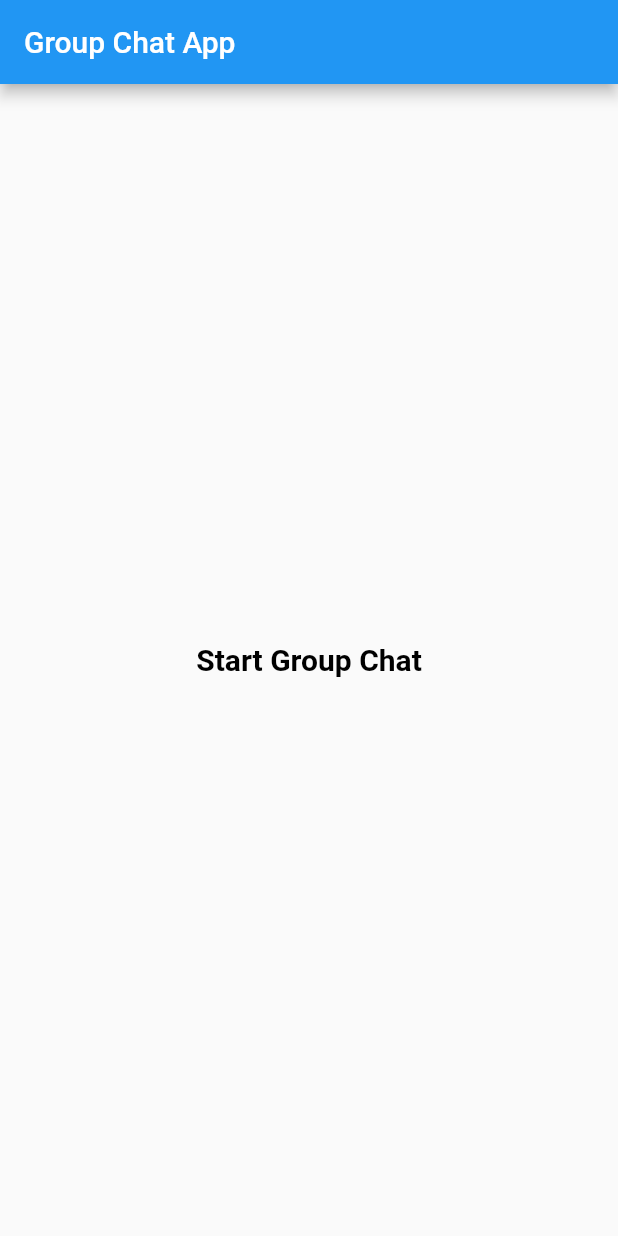
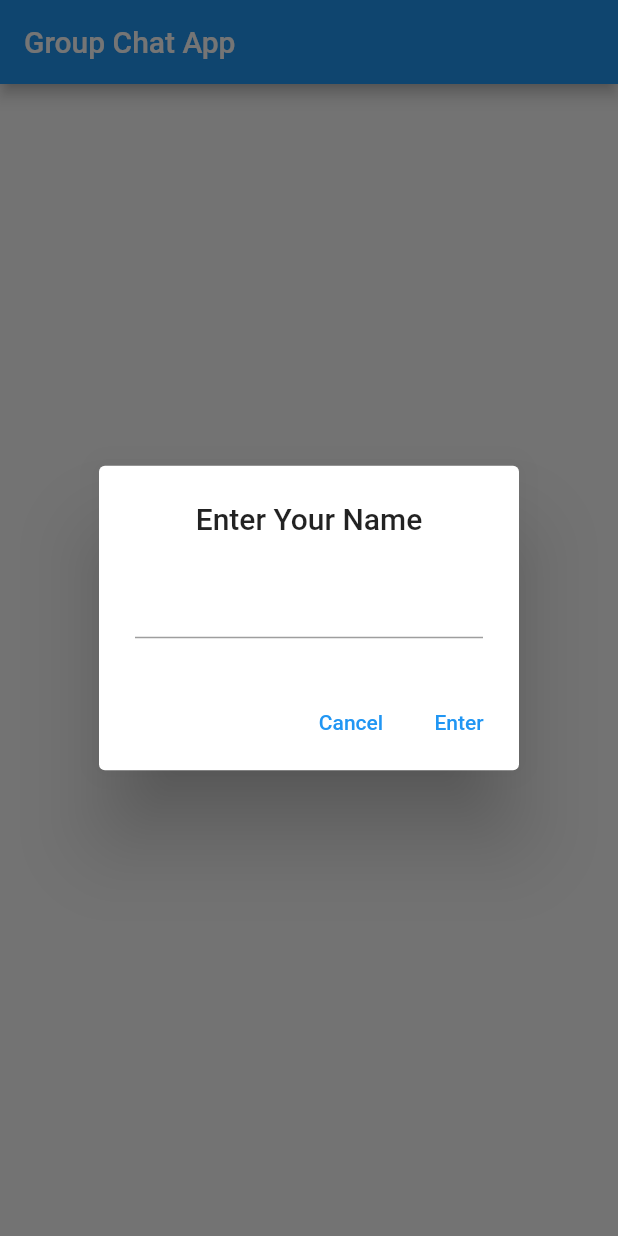
Before and after one commit to ThisIsAnshMalik/group_chat_app__with_socket_io, a Flutter app: the screen it shows after launch, after a tap on "Start Group Chat", on a phone screen of 412 x 824 dp. Run offline on Flutter 3.47's test engine with Material 2 defaults, Android fonts, the phone set to English and light mode, and no system bars.

Commit message:
show dialog is created and added to the home page button

```diff
--- a/lib/view/home/home_screen.dart
+++ b/lib/view/home/home_screen.dart
@@ -11,7 +11,24 @@ class HomeScreen extends StatelessWidget {
       ),
       body: Center(
         child: TextButton(
-            onPressed: () {},
+            onPressed: () {
+              showDialog(
+                  context: context,
+                  builder: (BuildContext context) {
+                    return AlertDialog(
+                      title: const Center(child: Text("Enter Your Name")),
+                      content: TextFormField(),
+                      actions: [
+                        TextButton(
+                            onPressed: () {
+                              Navigator.pop(context);
+                            },
+                            child: const Text("Cancel")),
+                        TextButton(onPressed: () {}, child: const Text("Enter"))
+                      ],
+                    );
+                  });
+            },
             child: const Text(
               "Start Group Chat",
               style: TextStyle(
```
